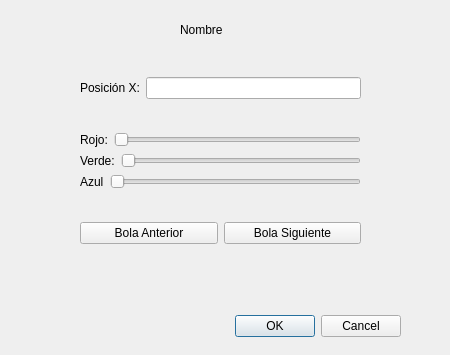
Above: 04_Bolas/ddetallebola.ui from TheMakros12/interfaces before the change. Below: the same form after it.
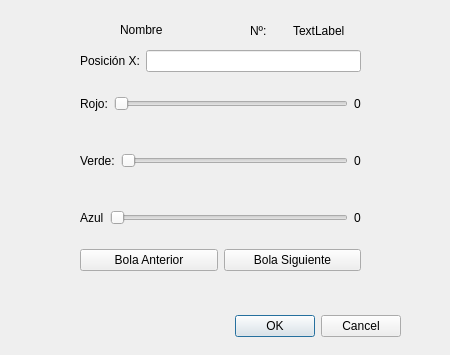
That is the form after the change.

```diff
--- a/04_Bolas/ddetallebola.ui
+++ b/04_Bolas/ddetallebola.ui
@@ -32,7 +32,7 @@
   <widget class="QLabel" name="lblNombreBola">
    <property name="geometry">
     <rect>
-     <x>180</x>
+     <x>120</x>
      <y>20</y>
      <width>66</width>
      <height>19</height>
@@ -42,7 +42,7 @@
     <string>Nombre</string>
    </property>
   </widget>
-  <widget class="QWidget" name="">
+  <widget class="QWidget" name="layoutWidget">
    <property name="geometry">
     <rect>
      <x>80</x>
@@ -84,6 +84,13 @@
           </property>
          </widget>
         </item>
+        <item>
+         <widget class="QLabel" name="lblIntRojo">
+          <property name="text">
+           <string>0</string>
+          </property>
+         </widget>
+        </item>
        </layout>
       </item>
       <item>
@@ -102,6 +109,13 @@
           </property>
          </widget>
         </item>
+        <item>
+         <widget class="QLabel" name="lblIntVerde">
+          <property name="text">
+           <string>0</string>
+          </property>
+         </widget>
+        </item>
        </layout>
       </item>
       <item>
@@ -120,6 +134,13 @@
           </property>
          </widget>
         </item>
+        <item>
+         <widget class="QLabel" name="lblIntAzul">
+          <property name="text">
+           <string>0</string>
+          </property>
+         </widget>
+        </item>
        </layout>
       </item>
      </layout>
@@ -144,6 +165,32 @@
     </item>
    </layout>
   </widget>
+  <widget class="QWidget" name="layoutWidget">
+   <property name="geometry">
+    <rect>
+     <x>250</x>
+     <y>20</y>
+     <width>95</width>
+     <height>21</height>
+    </rect>
+   </property>
+   <layout class="QHBoxLayout" name="horizontalLayout_6">
+    <item>
+     <widget class="QLabel" name="label_5">
+      <property name="text">
+       <string>Nº:</string>
+      </property>
+     </widget>
+    </item>
+    <item>
+     <widget class="QLabel" name="lblNumBola">
+      <property name="text">
+       <string>TextLabel</string>
+      </property>
+     </widget>
+    </item>
+   </layout>
+  </widget>
  </widget>
  <resources/>
  <connections>
```
